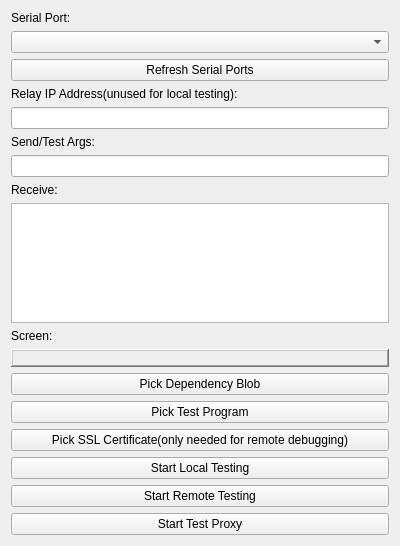
This is localTester/LocalTester/mainwindow.ui in meepingsnesroms/Mu as Qt 5 draws it before an edit. The edited form follows.
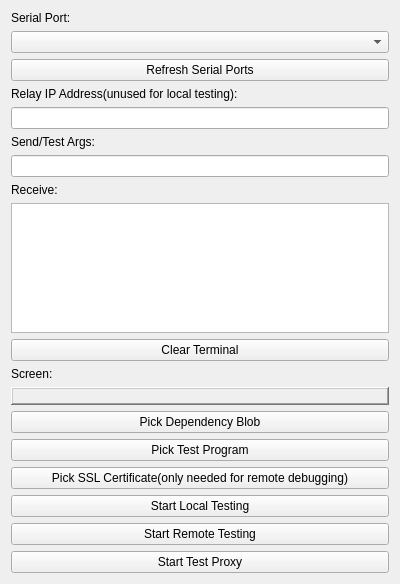
This is the edited form.

```diff
--- a/localTester/LocalTester/mainwindow.ui
+++ b/localTester/LocalTester/mainwindow.ui
@@ -7,7 +7,7 @@
     <x>0</x>
     <y>0</y>
     <width>400</width>
-    <height>546</height>
+    <height>584</height>
    </rect>
   </property>
   <property name="windowTitle">
@@ -72,6 +72,13 @@
       </property>
      </widget>
     </item>
+    <item>
+     <widget class="QPushButton" name="clearTerminal">
+      <property name="text">
+       <string>Clear Terminal</string>
+      </property>
+     </widget>
+    </item>
     <item>
      <widget class="QLabel" name="label_5">
       <property name="text">
@@ -96,6 +103,9 @@
       <property name="text">
        <string/>
       </property>
+      <property name="alignment">
+       <set>Qt::AlignCenter</set>
+      </property>
      </widget>
     </item>
     <item>
```
